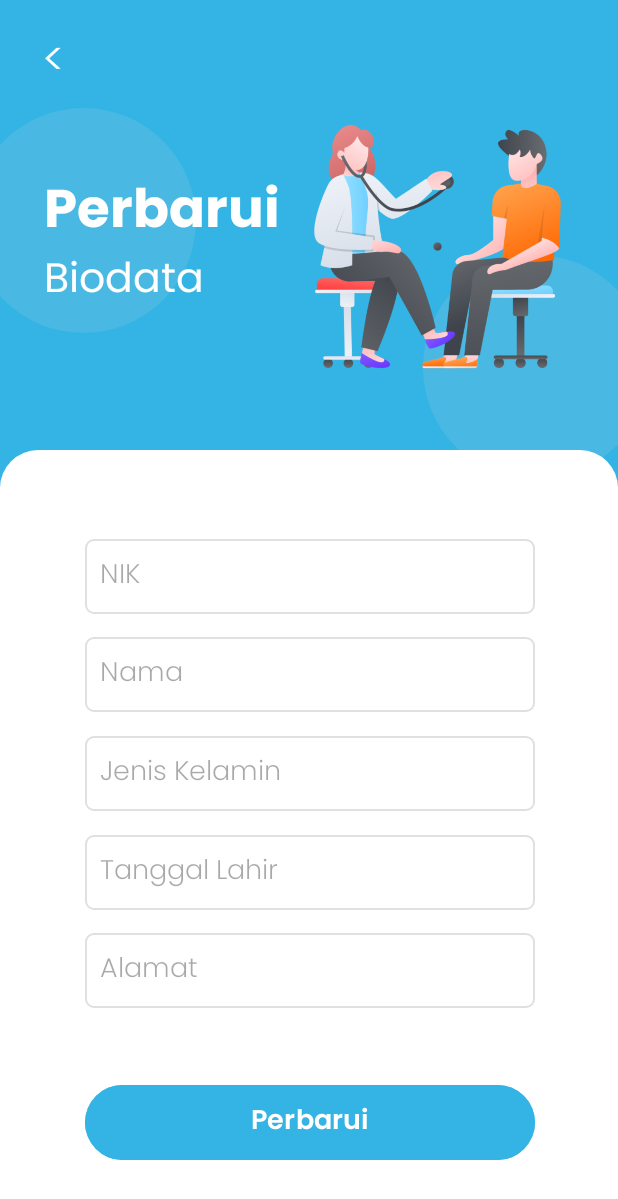
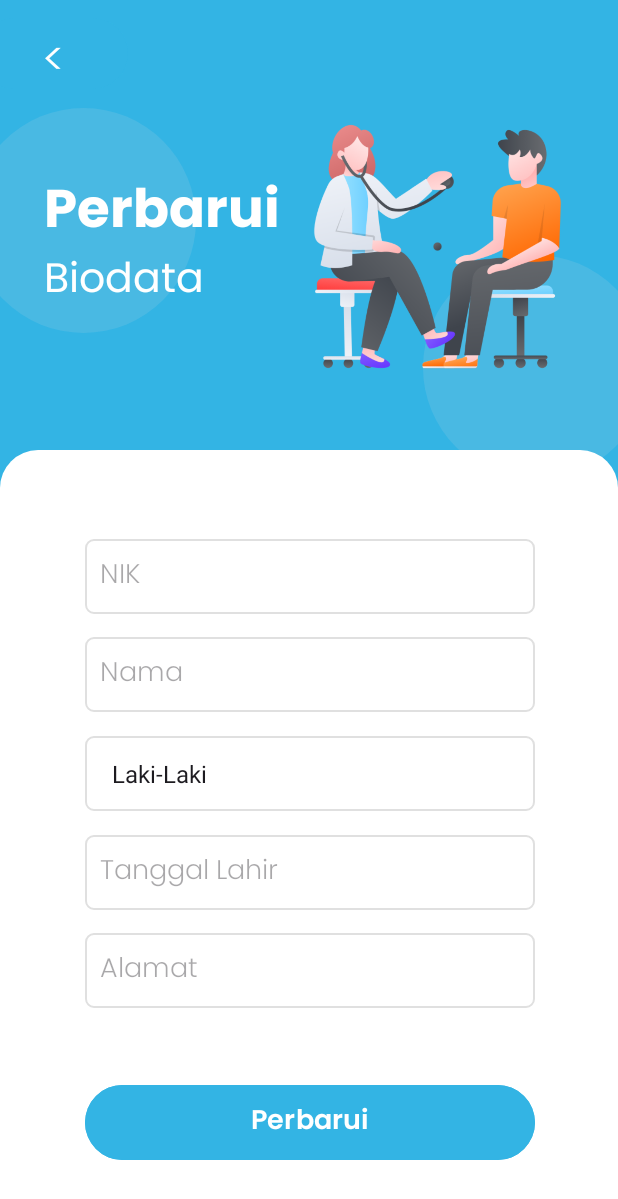
Before and after one commit to dastinaryo/assistant-doctor, an Android app: the UpdatePasien screen opened directly, with no data from a screen before it, on a phone screen of 412 x 824 dp. Shown: the top 1199 px of the screen. Run offline under Robolectric (Android 15) with nearby library versions, the phone set to English and light mode, and no system bars; 3 statements that could not run were skipped.

Commit message:
update (fixed some bugs): final fixed some bugs (Rabu, 27122023)

```diff
--- a/app/src/main/java/com/example/projecttugasbesarardi/UpdatePasien.java
+++ b/app/src/main/java/com/example/projecttugasbesarardi/UpdatePasien.java
@@ -3,20 +3,30 @@ package com.example.projecttugasbesarardi;
 
 import android.content.Intent;
 import android.os.Bundle;
+import android.util.Log;
 import android.view.View;
+import android.widget.AdapterView;
+import android.widget.ArrayAdapter;
 import android.widget.Button;
 import android.database.Cursor;
 import android.database.sqlite.SQLiteDatabase;
 import android.widget.EditText;
+import android.widget.Spinner;
 import android.widget.Toast;
 
 import androidx.appcompat.app.AppCompatActivity;
 
-public class UpdatePasien extends AppCompatActivity {
+import java.util.Arrays;
+
+public class UpdatePasien extends AppCompatActivity implements AdapterView.OnItemSelectedListener {
     protected Cursor cursor;
     DataHelper dbHelper;
     Button ton1, ton2;
     EditText text1, text2, text3, text4, text5;
+
+    String[] gender = { "Laki-Laki", "Perempuan"};
+
+    int spinner_position = 0;
     @Override
     protected void onCreate(Bundle savedInstanceState) {
         super.onCreate(savedInstanceState);
@@ -25,7 +35,9 @@ public class UpdatePasien extends AppCompatActivity {
         dbHelper = new DataHelper(this);
         text1 = (EditText) findViewById(R.id.idnikUpdate);
         text2 = (EditText) findViewById(R.id.idnamaUpdate);
-        text3 = (EditText) findViewById(R.id.idjkUpdate);
+//        text3 = (EditText) findViewById(R.id.idjkUpdate);
+        Spinner spin = (Spinner) findViewById(R.id.idjkUpdate);
+        spin.setOnItemSelectedListener(this);
         text4 = (EditText) findViewById(R.id.idttlUpdate);
         text5 = (EditText) findViewById(R.id.idalamatUpdate);
 
@@ -35,15 +47,24 @@ public class UpdatePasien extends AppCompatActivity {
                 Integer.parseInt(getIntent().getStringExtra("no_id")) + "'",null);
         cursor.moveToFirst();
 
+        String myString = "Laki-Laki";
+
         if (cursor.getCount()>0)
         {
             cursor.moveToPosition(0);
             text1.setText(cursor.getString(1).toString());
             text2.setText(cursor.getString(2).toString());
-            text3.setText(cursor.getString(3).toString());
-            text4.setText(cursor.getString(4).toString());
+//            text3.setText(cursor.getString(3).toString());
+            myString = cursor.getString(4).toString();
+            text4.setText(cursor.getString(3).toString());
             text5.setText(cursor.getString(5).toString());
         }
+
+        ArrayAdapter aa = new ArrayAdapter(this,android.R.layout.simple_spinner_item,gender);
+        aa.setDropDownViewResource(android.R.layout.simple_spinner_dropdown_item);
+        //Setting the ArrayAdapter data on the Spinner
+        spin.setAdapter(aa);
+        spin.setSelection(Arrays.asList(gender).indexOf(myString));
 
         Button btnBackUpdate = findViewById(R.id.buttonBackUpdate);
         btnBackUpdate.setOnClickListener(new View.OnClickListener() {
@@ -63,7 +84,7 @@ public class UpdatePasien extends AppCompatActivity {
                 db.execSQL("update biodata set " +
                         "nik='"+ text1.getText().toString() +"', " +
                         "nama='"+ text2.getText().toString() +"', " +
-                        "jk='" + text3.getText().toString()+"', " +
+                        "jk='" + gender[spinner_position].toString() +"', " +
                         "tgl_lahir='" + text4.getText().toString() +"', " +
                         "alamat='" + text5.getText().toString() + "' " +
                         "where no='" + Integer.parseInt(getIntent().getStringExtra("no_id")) +"'");
@@ -73,4 +94,14 @@ public class UpdatePasien extends AppCompatActivity {
             }
         });
     }
+
+    //Performing action onItemSelected and onNothing selected
+    @Override
+    public void onItemSelected(AdapterView<?> arg0, View arg1, int position, long id) {
+        spinner_position = position;
+    }
+    @Override
+    public void onNothingSelected(AdapterView<?> arg0) {
+        // TODO Auto-generated method stub
+    }
 }
--- a/app/src/main/res/layout/add_pasien.xml
+++ b/app/src/main/res/layout/add_pasien.xml
@@ -171,7 +171,7 @@
         app:layout_constraintTop_toTopOf="parent"
         app:layout_constraintVertical_bias="0.804" />
 
-    <EditText
+    <Spinner
         android:id="@+id/idjk"
         android:layout_width="300dp"
         android:layout_height="50dp"
--- a/app/src/main/res/layout/update_pasien.xml
+++ b/app/src/main/res/layout/update_pasien.xml
@@ -170,7 +170,7 @@
         app:layout_constraintTop_toTopOf="parent"
         app:layout_constraintVertical_bias="0.804" />
 
-    <EditText
+    <Spinner
         android:id="@+id/idjkUpdate"
         android:layout_width="300dp"
         android:layout_height="50dp"
--- a/build.gradle.kts
+++ b/build.gradle.kts
@@ -1,5 +1,5 @@
 // Top-level build file where you can add configuration options common to all sub-projects/modules.
 plugins {
-    id("com.android.application") version "8.1.1" apply false
+    id("com.android.application") version "8.0.0" apply false
 }
 val appcompatVersion by extra("1.6.1")
```
Also changed, not shown: app/src/main/java/com/example/projecttugasbesarardi/AddPasien.java (+30 -5 lines).
